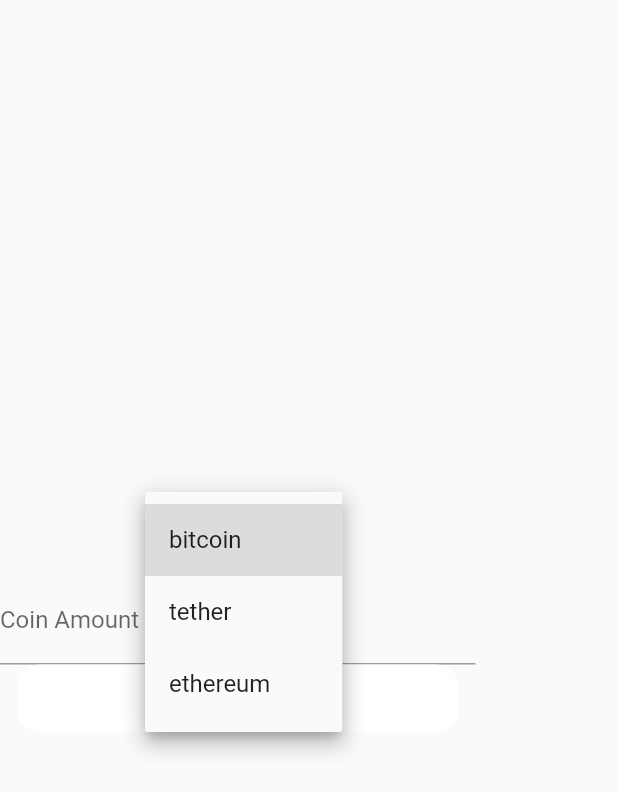
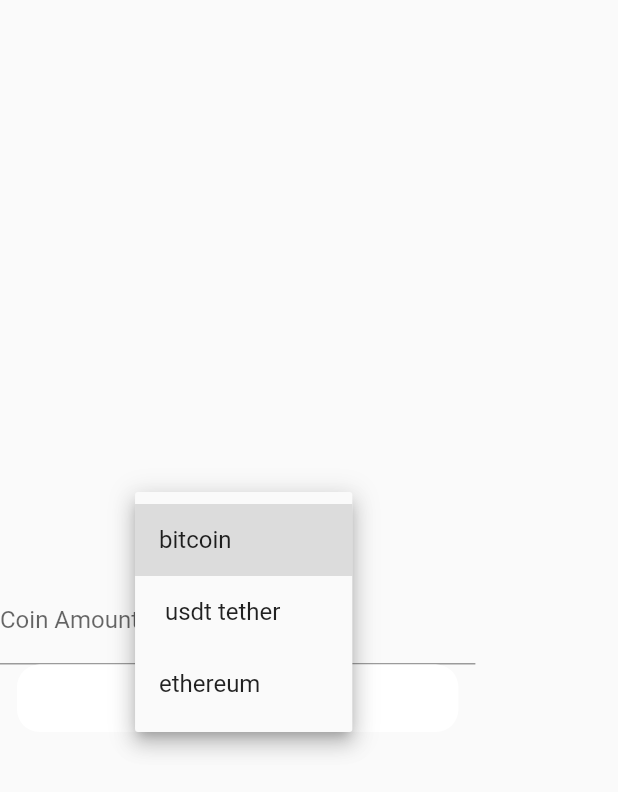
Before and after one commit to Susan-creator/CryptoApp, a Flutter app: the AddView widget shown alone on an empty page, opened directly, after a tap on "bitcoin", on a phone screen of 412 x 824 dp. Shown: the top 792 px of the screen. Run offline on Flutter 3.47's test engine with Material 2 defaults, Android fonts, the phone set to English and light mode, and no system bars; our stand-ins replace cloud_firestore, firebase_auth, firebase_core; accounts and stored records are empty; network calls fail.

Commit message:
made changes on add-view

```diff
--- a/lib/ui/add_view.dart
+++ b/lib/ui/add_view.dart
@@ -9,7 +9,7 @@ class AddView extends StatefulWidget {
 class _AddViewState extends State<AddView> {
   List<String> coins = [
     'bitcoin',
-    'tether',
+    ' usdt tether',
     'ethereum',
   ];
 
```
